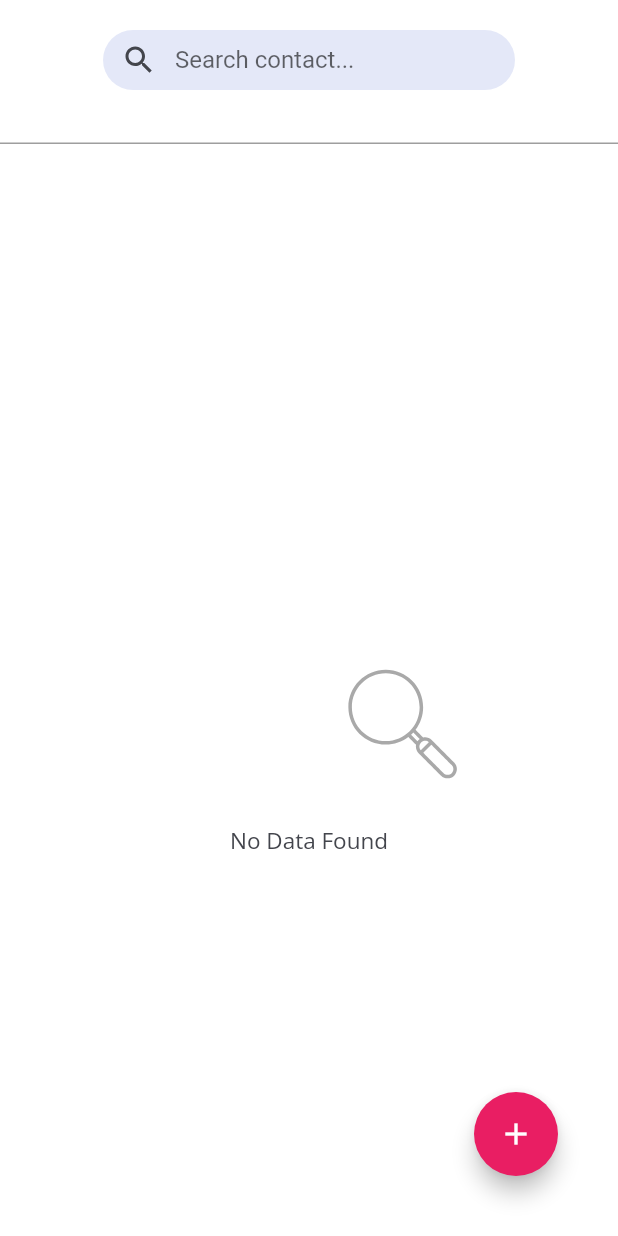
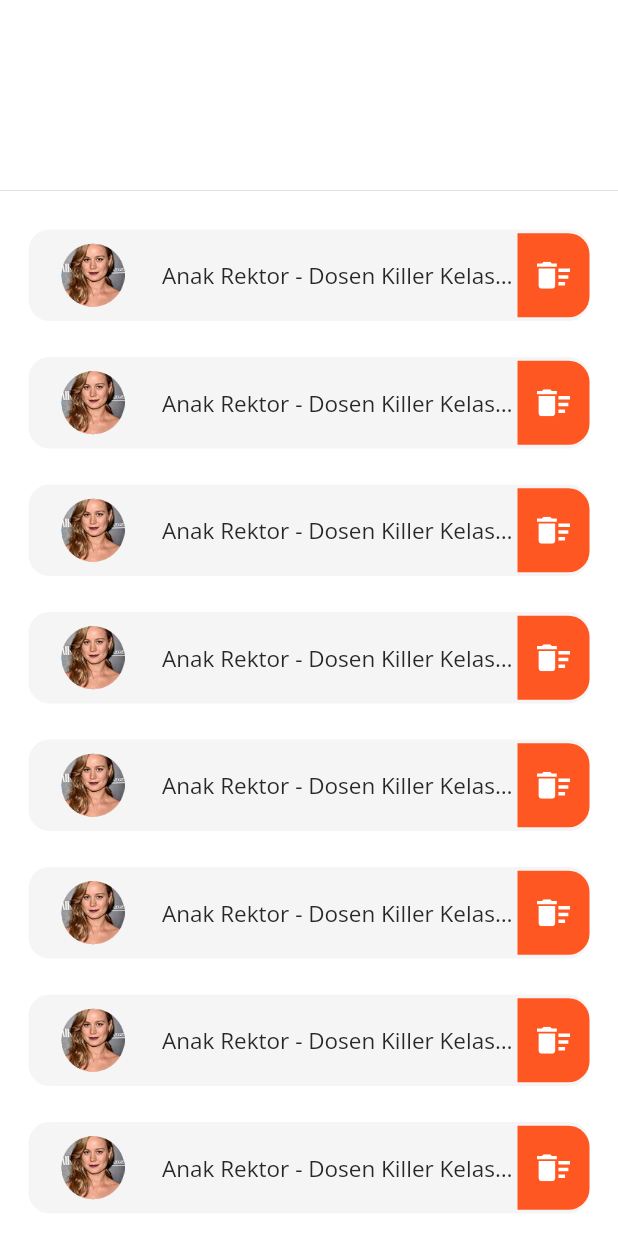
Before and after one commit to mrrezkii/Flutter-MyContact, a Flutter app: the screen it shows after launch, on a phone screen of 412 x 824 dp. Run offline on Flutter 3.47's test engine with Material 2 defaults, Android fonts, the phone set to English and light mode, and no system bars; our stand-ins replace flutter_svg, google_fonts, lottie.

Commit message:
Update ListViewCard Page - Added Widget

```diff
--- /dev/null
+++ b/lib/ui/pages/listview_contact.dart
@@ -0,0 +1,32 @@
+import 'package:flutter/material.dart';
+
+import 'package:my_contact/ui/widgets/listview_card.dart';
+
+class ListViewContact extends StatelessWidget {
+  const ListViewContact({Key? key}) : super(key: key);
+
+  @override
+  Widget build(BuildContext context) {
+    return Scaffold(
+      body: ListView(
+        children: [
+          SizedBox(
+            height: 119.0,
+          ),
+          Divider(),
+          SizedBox(
+            height: 18.0,
+          ),
+          ListView.builder(
+            primary: false,
+            shrinkWrap: true,
+            itemCount: 9,
+            itemBuilder: (BuildContext context, int i) {
+              return ListViewCard();
+            },
+          )
+        ],
+      ),
+    );
+  }
+}
--- a/lib/ui/pages/splash_screen_page.dart
+++ b/lib/ui/pages/splash_screen_page.dart
@@ -2,6 +2,7 @@ import 'dart:async';
 
 import 'package:flutter/material.dart';
 import 'package:flutter_svg/flutter_svg.dart';
+import 'package:my_contact/ui/pages/listview_contact.dart';
 
 import 'main_page.dart';
 
@@ -37,7 +38,7 @@ class _SplashScreenPageState extends State<SplashScreenPage> {
     var duration = const Duration(seconds: 3);
     return Timer(duration, () {
       Navigator.pushReplacement(context, MaterialPageRoute(builder: (context) {
-        return MainPage();
+        return ListViewContact();
       }));
     });
   }
--- /dev/null
+++ b/lib/ui/widgets/listview_card.dart
@@ -0,0 +1,62 @@
+import 'package:flutter/cupertino.dart';
+import 'package:flutter/material.dart';
+import 'package:flutter_svg/flutter_svg.dart';
+import '../../shared/theme.dart';
+
+class ListViewCard extends StatelessWidget {
+  const ListViewCard({Key? key}) : super(key: key);
+
+  @override
+  Widget build(BuildContext context) {
+    return Container(
+      alignment: Alignment.center,
+      height: 61.0,
+      margin: EdgeInsets.only(left: 19.0, right: 19, bottom: 24),
+      decoration: BoxDecoration(
+        color: greyListContactColor,
+        borderRadius: BorderRadius.circular(14.0),
+      ),
+      child: ListTile(
+        dense: false,
+        horizontalTitleGap: 3.0,
+        minVerticalPadding: 0.0,
+        contentPadding: EdgeInsets.symmetric(horizontal: 0, vertical: 0),
+        leading: Container(
+          margin: EdgeInsets.only(top: 7.0, bottom: 7.0),
+          child: CircleAvatar(
+            radius: 43.0,
+            child: Image.asset(
+              "assets/vector/photo_contact1.png",
+              fit: BoxFit.cover,
+            ),
+          ),
+        ),
+        title: Text(
+          "Anak Rektor - Dosen Killer Kelas A",
+          style: blackTextFont,
+          overflow: TextOverflow.ellipsis,
+        ),
+        trailing: Container(
+          height: 61.0,
+          decoration: BoxDecoration(
+            borderRadius: BorderRadius.only(
+              topRight: Radius.circular(14.0),
+              bottomRight: Radius.circular(14.0),
+            ),
+            color: redColor,
+          ),
+          child: IconButton(
+            onPressed: () {},
+            iconSize: 22.0,
+            icon: SvgPicture.asset(
+              "assets/vector/ic_delete.svg",
+              alignment: Alignment.center,
+              fit: BoxFit.cover,
+              color: Colors.white,
+            ),
+          ),
+        ),
+      ),
+    );
+  }
+}
```
Also changed, not shown: lib/shared/theme.dart (+19 -10 lines), assets/vector/photo_contact1.png (added).
